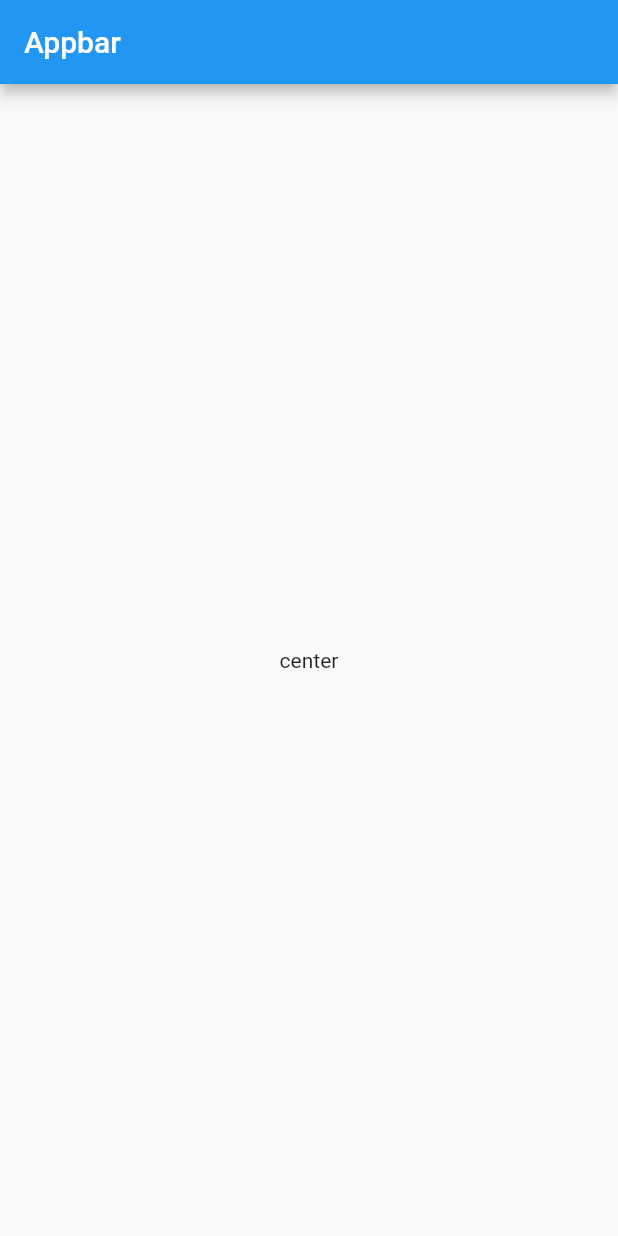
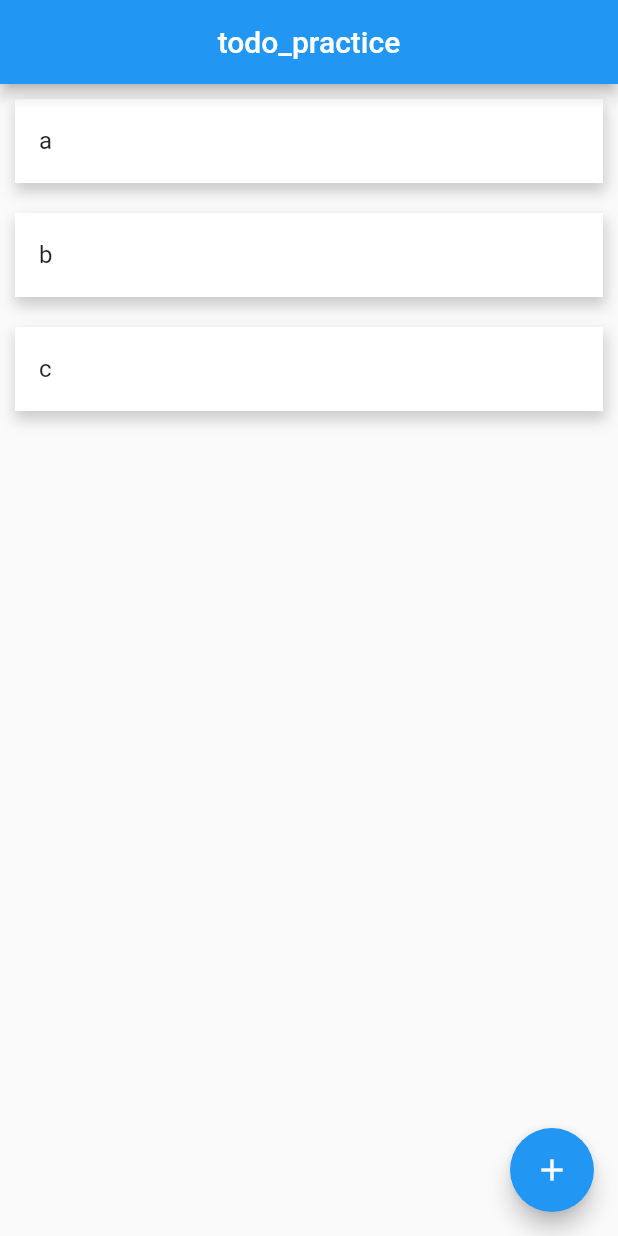
Before and after one commit to shintachan1222/todo_practice, a Flutter app: the screen it shows after launch, on a phone screen of 412 x 824 dp. Run offline on Flutter 3.47's test engine with Material 2 defaults, Android fonts, the phone set to English and light mode, and no system bars; our stand-ins replace flutter_hooks, freezed_annotation, hooks_riverpod, state_notifier; generated files the repository leaves out were written again.

Commit message:
listのデフォルト作った

```diff
--- a/lib/homepage.dart
+++ b/lib/homepage.dart
@@ -1,16 +1,52 @@
 import 'package:flutter/material.dart';
+import 'package:flutter_hooks/flutter_hooks.dart';
+import 'package:hooks_riverpod/all.dart';
+import 'package:todo_practice/addtodo.dart';
+import 'package:todo_practice/todo_controller.dart';
 
-class Homepage extends StatelessWidget {
+class Homepage extends HookWidget {
   const Homepage({Key key}) : super(key: key);
 
   @override
   Widget build(BuildContext context) {
+    final controller = useProvider(todoViewController);
+    final state = useProvider(todoViewController.state).todo;
     return Scaffold(
       appBar: AppBar(
-        title: const Text('Appbar'),
+        title: const Text('todo_practice'),
+        centerTitle: true,
       ),
-      body: const Center(
-        child: Text('center'),
+      body: ListView.builder(
+        itemCount: state.length,
+        itemBuilder: (BuildContext context, int index) {
+          return _listItem(state[index]);
+        },
+      ),
+      floatingActionButton: FloatingActionButton(
+          child: const Icon(Icons.add),
+          onPressed: () {
+            Navigator.of(context).push<String>(MaterialPageRoute<String>(
+                builder: (context) => const Addtodo()));
+          }),
+    );
+  }
+
+  Widget _listItem(String name) {
+    return Container(
+      decoration: BoxDecoration(
+        color: Colors.white,
+        boxShadow: [
+          BoxShadow(
+            color: Colors.grey.withOpacity(0.5), // 影の色
+            spreadRadius: 1, // 影のサイズ
+            blurRadius: 7, // ブラーの強さ
+            offset: const Offset(1, 5), // 影の位置（右へのズレ,下へのズレ）
+          ),
+        ],
+      ),
+      margin: const EdgeInsets.all(10),
+      child: ListTile(
+        title: Text(name),
       ),
     );
   }
--- a/lib/main.dart
+++ b/lib/main.dart
@@ -1,7 +1,8 @@
 import 'package:flutter/material.dart';
+import 'package:hooks_riverpod/all.dart';
 import 'package:todo_practice/homepage.dart';
 
-void main() => runApp(MyApp());
+void main() => runApp(ProviderScope(child: MyApp()));
 
 class MyApp extends StatelessWidget {
   @override
--- /dev/null
+++ b/lib/todo_controller.dart
@@ -0,0 +1,26 @@
+import 'package:freezed_annotation/freezed_annotation.dart';
+import 'package:hooks_riverpod/all.dart';
+import 'package:state_notifier/state_notifier.dart';
+
+part 'todo_controller.freezed.dart';
+
+// ステート
+@freezed
+abstract class TodoState with _$TodoState {
+  const factory TodoState({
+    @Default(['a', 'b', 'c']) List<String> todo,
+  }) = _TodoState;
+}
+
+// コントローラー
+final todoViewController =
+    StateNotifierProvider.autoDispose((ref) => TodoViewController(ref.read));
+
+class TodoViewController extends StateNotifier<TodoState> {
+  TodoViewController(this.read) : super(const TodoState()) {}
+  final Reader read;
+
+//   void addTodo({
+// state = todo,
+//   };
+}
```
Also changed, not shown: lib/addtodo.dart (added, +26 -0 lines), lib/todo_controller.freezed.dart (added).
